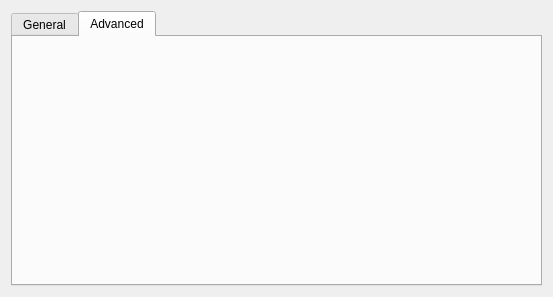
The window that experimental/app/extractiondialog.ui (f0x/aku) describes before a commit, drawn with Qt 5.
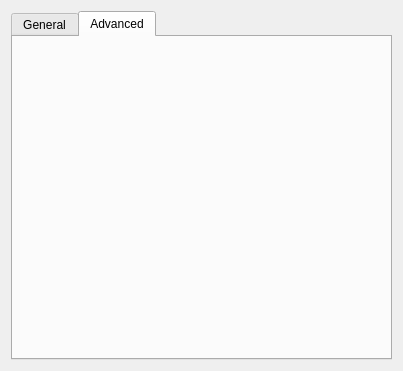
The same window after the commit. The open tabs and pages were chosen to show the change. Custom widgets are drawn as their Qt base class.

Patch:
```diff
--- a/experimental/app/extractiondialog.ui
+++ b/experimental/app/extractiondialog.ui
@@ -5,8 +5,8 @@
    <rect>
     <x>0</x>
     <y>0</y>
-    <width>553</width>
-    <height>297</height>
+    <width>398</width>
+    <height>371</height>
    </rect>
   </property>
   <property name="minimumSize" >
@@ -263,14 +263,7 @@
         </attribute>
         <layout class="QVBoxLayout" name="verticalLayout_7" >
          <item>
-          <layout class="QVBoxLayout" name="verticalLayout_4" >
-           <item>
-            <layout class="QHBoxLayout" name="horizontalLayout_5" />
-           </item>
-           <item>
-            <layout class="QHBoxLayout" name="horizontalLayout_4" />
-           </item>
-          </layout>
+          <layout class="QVBoxLayout" name="advancedLayout" />
          </item>
         </layout>
        </widget>
```
